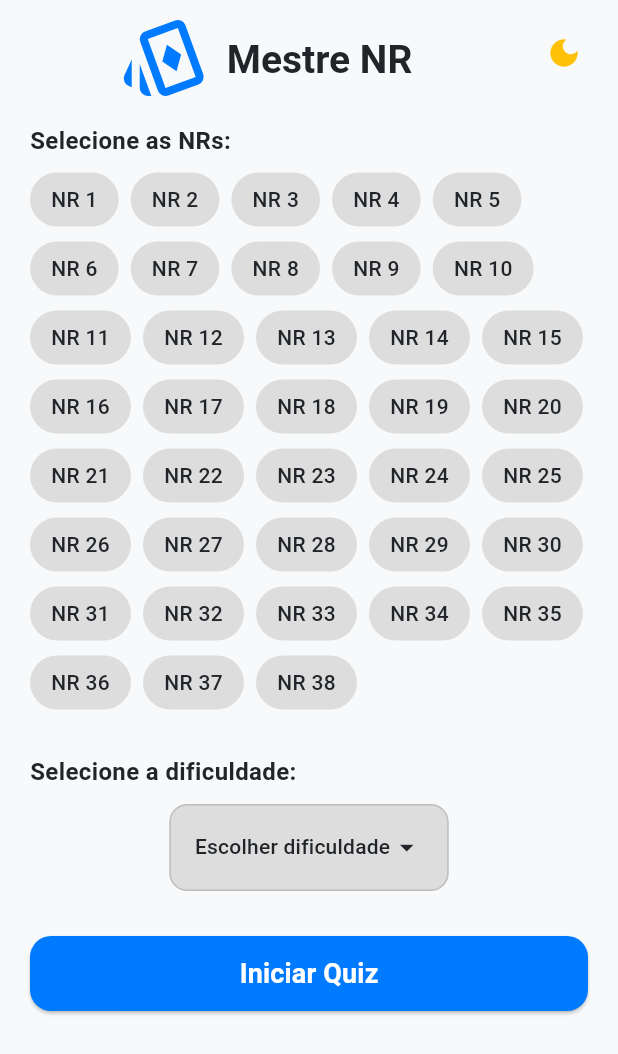
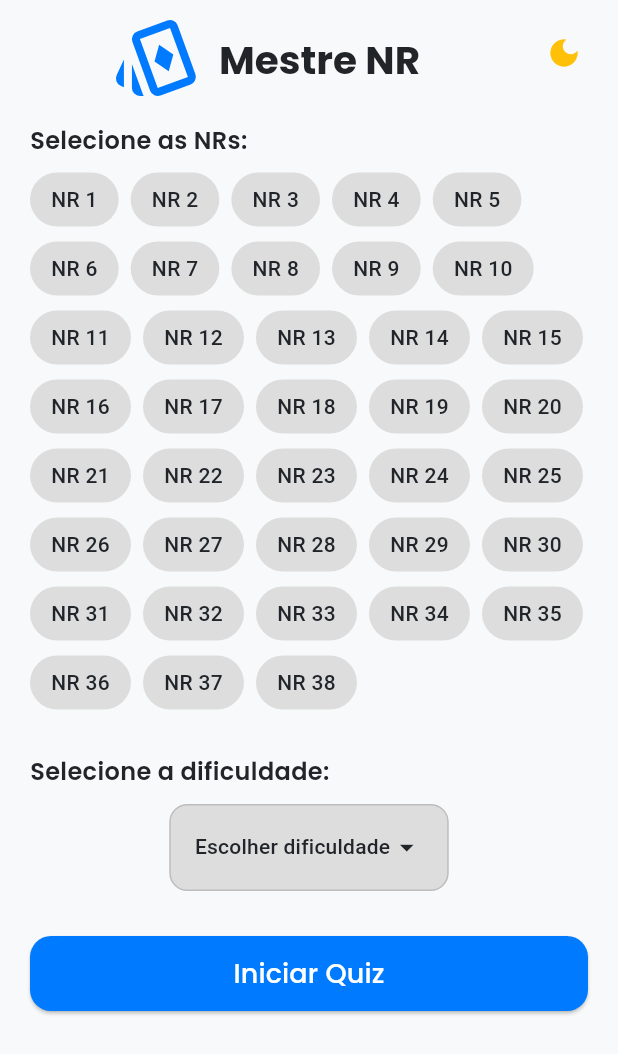
Before and after one commit to VorAd2/mestre-nr-quiz, a Flutter app: the screen it shows after launch, on a phone screen of 412 x 824 dp. Shown: the top 1054 px of the screen. Run offline on Flutter 3.47's test engine with Material 3 defaults, Android fonts, the phone set to English and light mode, and no system bars; our stand-ins replace flutter_dotenv, flutter_gemini, flutter_svg.

Commit message:
Adição da fontFamily Poppins e sua aplicação

```diff
--- a/lib/app/home_view.dart
+++ b/lib/app/home_view.dart
@@ -45,6 +45,7 @@ class _HomeViewState extends State<HomeView> {
                   "Selecione as NRs:",
                   style: TextStyle(
                     fontSize: sectionTitleSize,
+                    fontFamily: 'Poppins',
                     fontWeight: FontWeight.w600,
                     color: custom.text,
                   ),
@@ -56,6 +57,7 @@ class _HomeViewState extends State<HomeView> {
                   "Selecione a dificuldade:",
                   style: TextStyle(
                     fontSize: sectionTitleSize,
+                    fontFamily: 'Poppins',
                     fontWeight: FontWeight.w600,
                     color: custom.text,
                   ),
@@ -102,7 +104,8 @@ class _HomeViewState extends State<HomeView> {
                 "Mestre NR",
                 style: TextStyle(
                   fontSize: 26,
-                  fontWeight: FontWeight.bold,
+                  fontWeight: FontWeight.w700,
+                  fontFamily: 'Poppins',
                   color: custom.text,
                 ),
               ),
@@ -229,7 +232,8 @@ class _HomeViewState extends State<HomeView> {
           style: TextStyle(
             fontSize: buttonFontSize,
             color: Colors.white,
-            fontWeight: FontWeight.w600,
+            fontFamily: 'Poppins',
+            fontWeight: FontWeight.w500,
           ),
         ),
       ),
```
Also changed, not shown: lib/app/loading_view.dart (+6 -1 lines), lib/quiz/views/quiz_view.dart (+8 -3 lines), lib/quiz/widgets/circular_count.dart (+6 -1 lines), pubspec.yaml (+10 -0 lines), fonts/Poppins-Bold.ttf (added), fonts/Poppins-Medium.ttf (added), fonts/Poppins-SemiBold.ttf (added).
